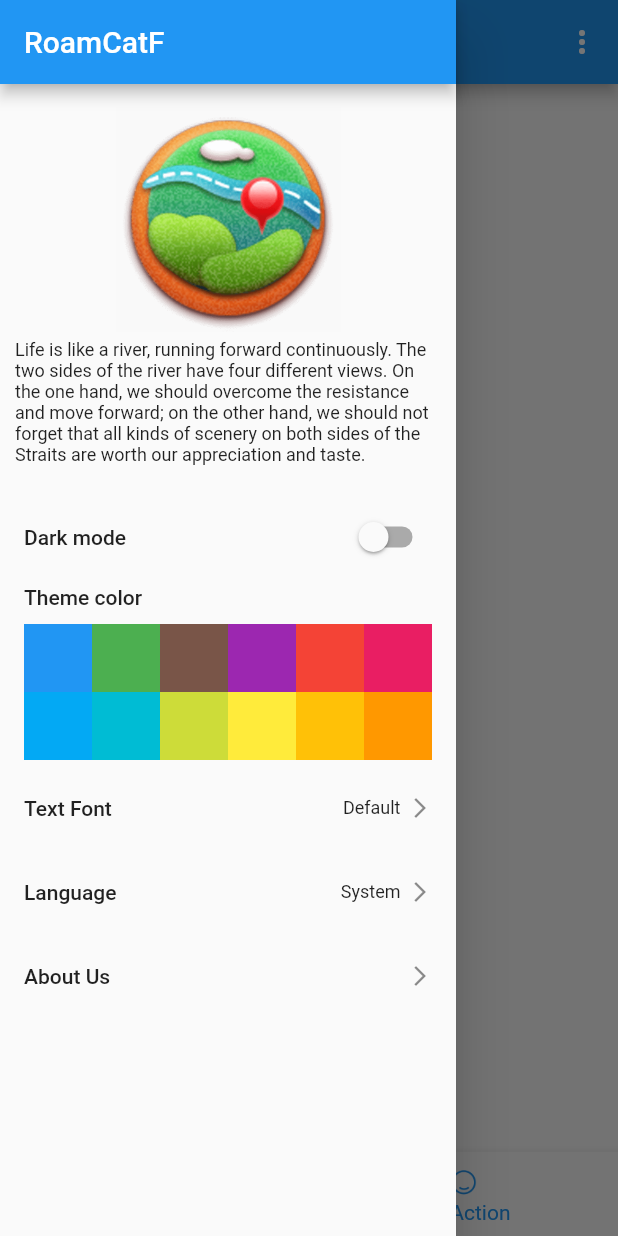
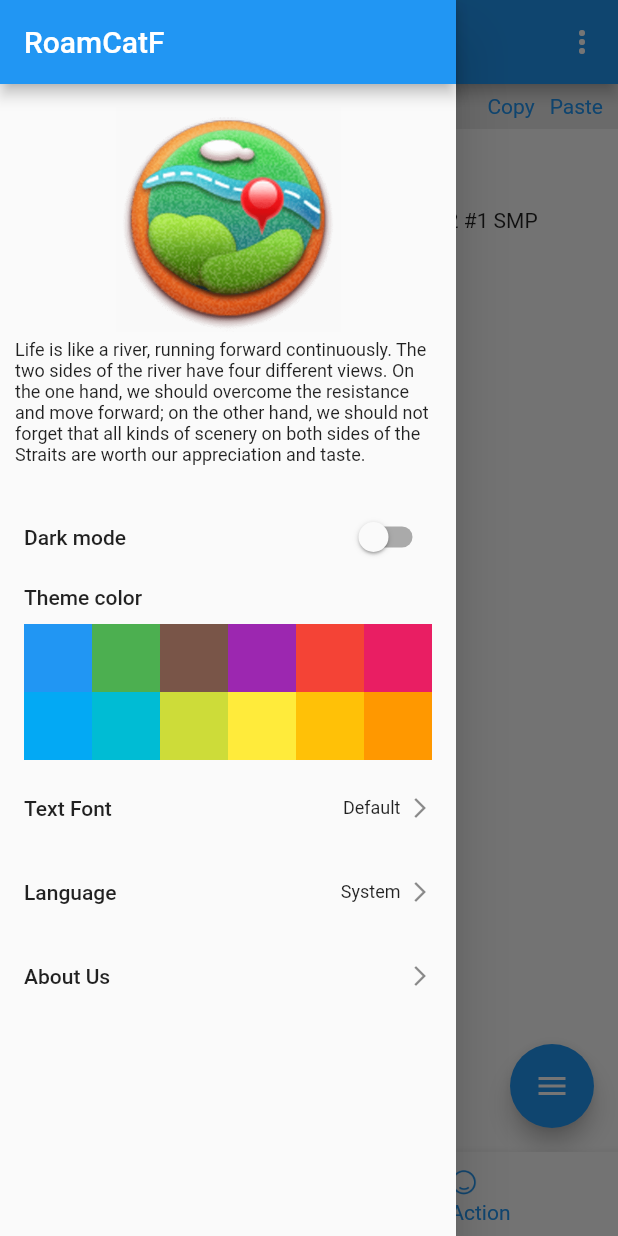
Before and after one commit to guangGG/RoamCatFlutter, a Flutter app: the screen it shows after launch, item 2 of the bottom bar chosen, with the side drawer open, on a phone screen of 412 x 824 dp. Run offline on Flutter 3.47's test engine with Material 2 defaults, Android fonts, the phone set to English and light mode, and no system bars; drawn by our look-alikes of flutter_speed_dial; our stand-ins replace bloc, dio, flutter_bloc, fluttertoast, package_info, permission_handler and 3 more; missing offline and left inert: permission_handler_platform_interface; Roboto replaces fonts that are missing (system).

Commit message:
hot actions page

```diff
--- a/lib/l10n/intl_en.arb
+++ b/lib/l10n/intl_en.arb
@@ -21,8 +21,15 @@
   "languageNone": "System",
   "languageZh": "简体中文",
   "languageEn": "English",
+  "showInfo": "Info",
+  "clipboard": "Clipboard",
+  "copy": "Copy",
+  "paste": "Paste",
+  "deviceInfo": "DeviceInfo",
+  "dealOpt": "DealOption",
   "exitApp": "Exit App",
   "noPermissionTips": "This feature requires permission to be granted before it can be used",
+  "pluginTag": "Plugin",
   "pluginBrowser": "Browser",
   "pluginSkyStar": "Star",
   "pluginBookReader": "Book",
--- /dev/null
+++ b/lib/view/page/main_tab_hot_action.dart
@@ -0,0 +1,158 @@
+import 'dart:io';
+
+import 'package:flutter/cupertino.dart';
+import 'package:flutter/material.dart';
+import 'package:flutter/services.dart';
+import 'package:flutter_speed_dial/flutter_speed_dial.dart';
+import 'package:package_info/package_info.dart';
+import 'package:roamcat_flutter/generated/l10n.dart';
+import 'package:roamcat_flutter/util/isolate_util.dart';
+
+class MainTabHotAction extends StatefulWidget {
+  @override
+  State<StatefulWidget> createState() {
+    return _MainTabHotActionState();
+  }
+}
+
+class _MainTabHotActionState extends State<MainTabHotAction>
+    with AutomaticKeepAliveClientMixin {
+  //由于PageView切换页面不能保持状态，需要保持状态的子Page需要通过混入AutomaticKeepAliveClientMixin解决状态问题
+  @override
+  bool get wantKeepAlive => true;
+
+  String _showInfo = "";
+
+  @override
+  void initState() {
+    super.initState();
+    _getDeviceInfo();
+  }
+
+  @override
+  Widget build(BuildContext context) {
+    super.build(context); //AutomaticKeepAliveClientMixin状态存储
+    return Scaffold(
+      body: Column(children: <Widget>[
+        //可使用 Wrap 控件实现安卓中FlexBoxLayout效果
+        Container(
+          height: 30,
+          color: Color(0x12000000),
+          child: Row(children: <Widget>[
+            Container(width: 10),
+            Expanded(child: Text(S.of(context).showInfo)),
+            //todo 剪贴板
+            /*InkWell(
+              child: Text(
+                S.of(context).clipboard,
+                style: TextStyle(color: Theme.of(context).accentColor),
+              ),
+              onTap: () {},
+            ),*/
+            Container(width: 10),
+            InkWell(
+              child: Text(
+                S.of(context).copy,
+                style: TextStyle(color: Theme.of(context).accentColor),
+              ),
+              onTap: () {
+                Clipboard.setData(ClipboardData(text: _showInfo));
+              },
+            ),
+            Container(width: 10),
+            InkWell(
+              child: Text(
+                S.of(context).paste,
+                style: TextStyle(color: Theme.of(context).accentColor),
+              ),
+              onTap: () async {
+                _showInfo = (await Clipboard.getData('text/plain')).text;
+                setState(() {});
+              },
+            ),
+            Container(width: 10),
+          ]),
+        ),
+        Expanded(
+          child: Container(
+            margin: EdgeInsets.all(5),
+            child: ListView(children: <Widget>[SelectableText(_showInfo)]),
+          ),
+        ),
+      ]),
+      floatingActionButton: SpeedDial(
+        //菜单展开时的Icon
+        animatedIcon: AnimatedIcons.menu_close,
+        //弹窗背景阴影配置
+        overlayColor: Colors.black,
+        overlayOpacity: 0.2,
+        children: [
+          SpeedDialChild(
+            child: Icon(Icons.devices),
+            label: S.of(context).deviceInfo,
+            labelStyle: TextStyle(color: Theme.of(context).accentColor),
+            onTap: () {
+              _getDeviceInfo();
+            },
+          ),
+          SpeedDialChild(
+            child: Icon(Icons.timelapse),
+            label: S.of(context).dealOpt,
+            labelStyle: TextStyle(color: Theme.of(context).accentColor),
+            onTap: () {
+              _dealOpt();
+            },
+          ),
+        ],
+      ),
+    );
+  }
+
+  void _getDeviceInfo() async {
+    var packageInfo = await PackageInfo.fromPlatform();
+    _showInfo = "operatingSystem: ${Platform.operatingSystem}\n" +
+        "numberOfProcessors: ${Platform.numberOfProcessors}\n" +
+        "localeName: ${Platform.localeName}\n" +
+        "operatingSystemVersion: ${Platform.operatingSystemVersion}\n" +
+        "localHostname: ${Platform.localHostname}\n" +
+        "appName: ${packageInfo.appName}\n" +
+        "packageName: ${packageInfo.packageName}\n" +
+        "version: ${packageInfo.version}\n" +
+        "buildNumber: ${packageInfo.buildNumber}\n";
+    setState(() {});
+  }
+
+  //todo io线程处理耗时操作示例
+  void _dealOpt() async {
+    int num1 = 20;
+    int num2 = 123456789;
+    //在io线程处理耗时操作
+    var future1 = IsolateUtil.execute(_factorial, num1);
+    var future2 = IsolateUtil.execute(_cumulative, num2);
+    //合并执行多个异步操作
+    var result = await Future.wait([future1, future2]);
+    int value1 = result[0];
+    int value2 = result[1];
+    _showInfo =
+        "factorial($num1) = $value1\n" + "cumulative($num2) = $value2\n";
+    setState(() {});
+  }
+
+  //阶乘(num大于20会超出int正整数范围)
+  static int _factorial(num) {
+    int result = 1;
+    for (var i = 1; i <= num; i++) {
+      result = result * i;
+    }
+    return result;
+  }
+
+  //累加
+  static int _cumulative(num) {
+    int result = 0;
+    for (var i = 1; i <= num; i++) {
+      result = result + i;
+    }
+    return result;
+  }
+}
--- a/lib/view/page/main_tab_page.dart
+++ b/lib/view/page/main_tab_page.dart
@@ -8,6 +8,7 @@ import 'package:roamcat_flutter/data/helper/app_constants.dart';
 import 'package:roamcat_flutter/data/helper/app_data_helper.dart';
 import 'package:roamcat_flutter/generated/l10n.dart';
 import 'package:roamcat_flutter/view/page/main_tab_home.dart';
+import 'package:roamcat_flutter/view/page/main_tab_hot_action.dart';
 import 'package:roamcat_flutter/view/router.dart';
 import 'package:roamcat_flutter/view/widget/no_ripple_scroll_behavior.dart';
 
@@ -27,7 +28,7 @@ class _MainTabPageState extends State<MainTabPage> {
   int _selectedIndex = 0;
   List<Widget> pages = <Widget>[
     Center(child: MainTabHome()),
-    Center(child: Text("Mine Content")),
+    Center(child: MainTabHotAction()),
   ];
   DateTime _lastPressed;
 
```
Also changed, not shown: lib/data/helper/app_plugin_helper.dart (+8 -5 lines), lib/l10n/intl_zh_CN.arb (+8 -1 lines), lib/generated/intl/messages_en.dart, lib/generated/intl/messages_zh_CN.dart, lib/generated/l10n.dart.
